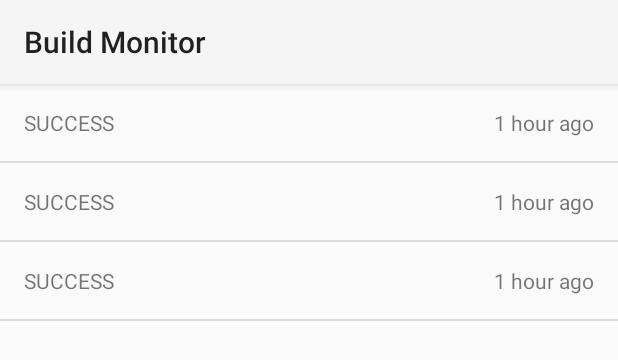
After one commit to ChrisSmith/BuildMonitor, an Android app: the layout main_activity.xml on its own in the app's theme, with its tools: preview values and no code run, on a phone screen of 412 x 824 dp. The commit adds this screen. Shown: the top 360 px of the screen. Run offline under Robolectric (Android 15) with nearby library versions, the phone set to English and light mode, and no system bars.

Commit message:
Add some historical builds to the main view

```diff
--- /dev/null
+++ b/buildmonitor2/src/main/res/layout/build_rowitem.xml
@@ -0,0 +1,23 @@
+<?xml version="1.0" encoding="utf-8"?>
+
+<RelativeLayout xmlns:android="http://schemas.android.com/apk/res/android"
+                android:orientation="vertical"
+                android:layout_width="match_parent"
+                android:layout_height="match_parent"
+                android:padding="16dp"
+        >
+
+    <TextView android:layout_width="match_parent"
+              android:layout_height="wrap_content"
+              android:id="@+id/build_status"
+              android:text="SUCCESS"
+            />
+
+    <TextView
+            android:id="@+id/build_starttime"
+            android:layout_width="wrap_content"
+            android:layout_height="wrap_content"
+            android:text="1 hour ago"
+            android:layout_alignParentRight="true"
+            />
+</RelativeLayout>
--- /dev/null
+++ b/buildmonitor2/src/main/res/layout/main_activity.xml
@@ -0,0 +1,14 @@
+<RelativeLayout xmlns:android="http://schemas.android.com/apk/res/android"
+                xmlns:tools="http://schemas.android.com/tools"
+                android:layout_width="match_parent"
+                android:layout_height="match_parent"
+                tools:context=".MainActivity">
+
+   <ListView
+           android:id="@android:id/list"
+           android:layout_width="match_parent"
+           android:layout_height="match_parent"
+           tools:listitem="@layout/build_rowitem"
+           tools:listheader="@layout/main_listheader"
+           />
+</RelativeLayout>
--- a/buildmonitor2/src/main/res/layout/activity_main.xml
+++ b/buildmonitor2/src/main/res/layout/main_listheader.xml
@@ -28,7 +28,7 @@
 
     <TextView
             android:id="@+id/main_textview_summary"
-            android:text="Last ran 3pm"
+            android:text="28 minutes ago"
             android:layout_width="wrap_content"
             android:layout_height="wrap_content"
             android:layout_below="@id/main_textview_status"
```
Also changed, not shown: buildmonitor2/src/main/java/org/collegelabs/buildmonitor/buildmonitor2/MainActivity.java (+38 -49 lines), buildmonitor2/src/main/java/org/collegelabs/buildmonitor/buildmonitor2/builds/BuildAdapter.java (added, +106 -0 lines), buildmonitor2/src/main/java/org/collegelabs/buildmonitor/buildmonitor2/builds/BuildStatus.java (added, +8 -0 lines), buildmonitor2/src/main/java/org/collegelabs/buildmonitor/buildmonitor2/builds/BuildViewModel.java (added, +61 -0 lines), buildmonitor2/src/main/res/values/colors.xml (added, +11 -0 lines).
